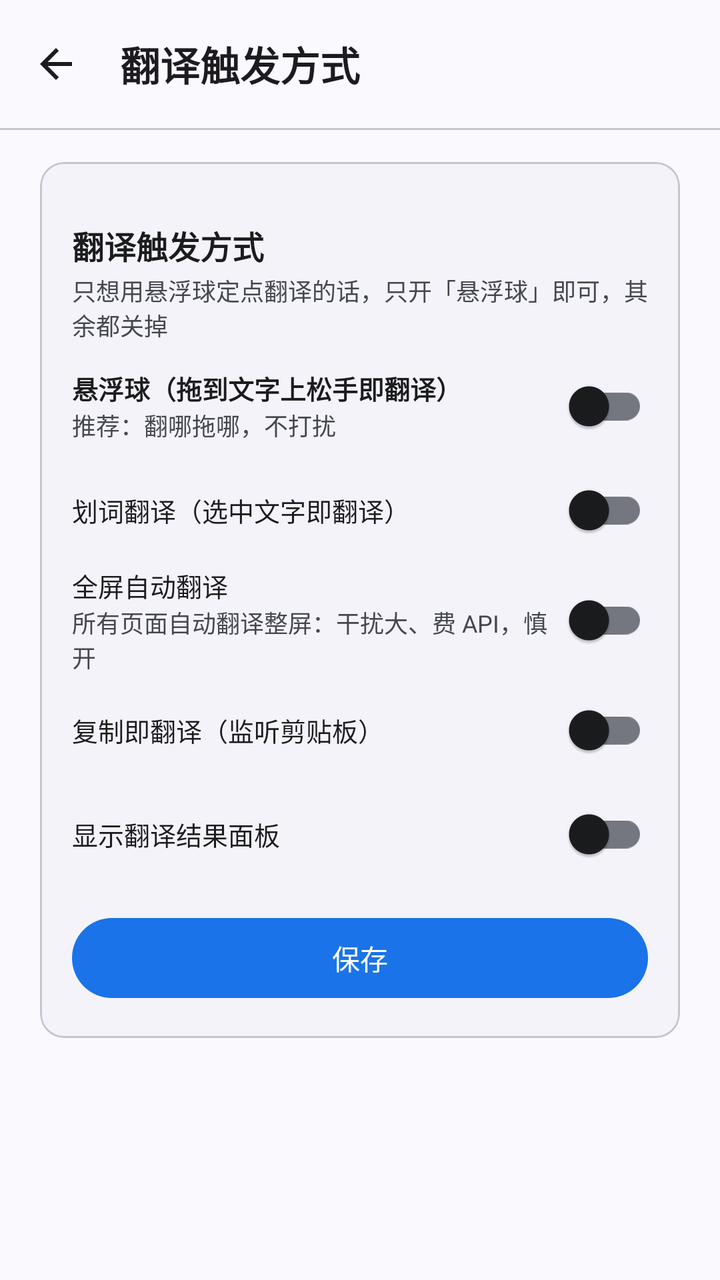
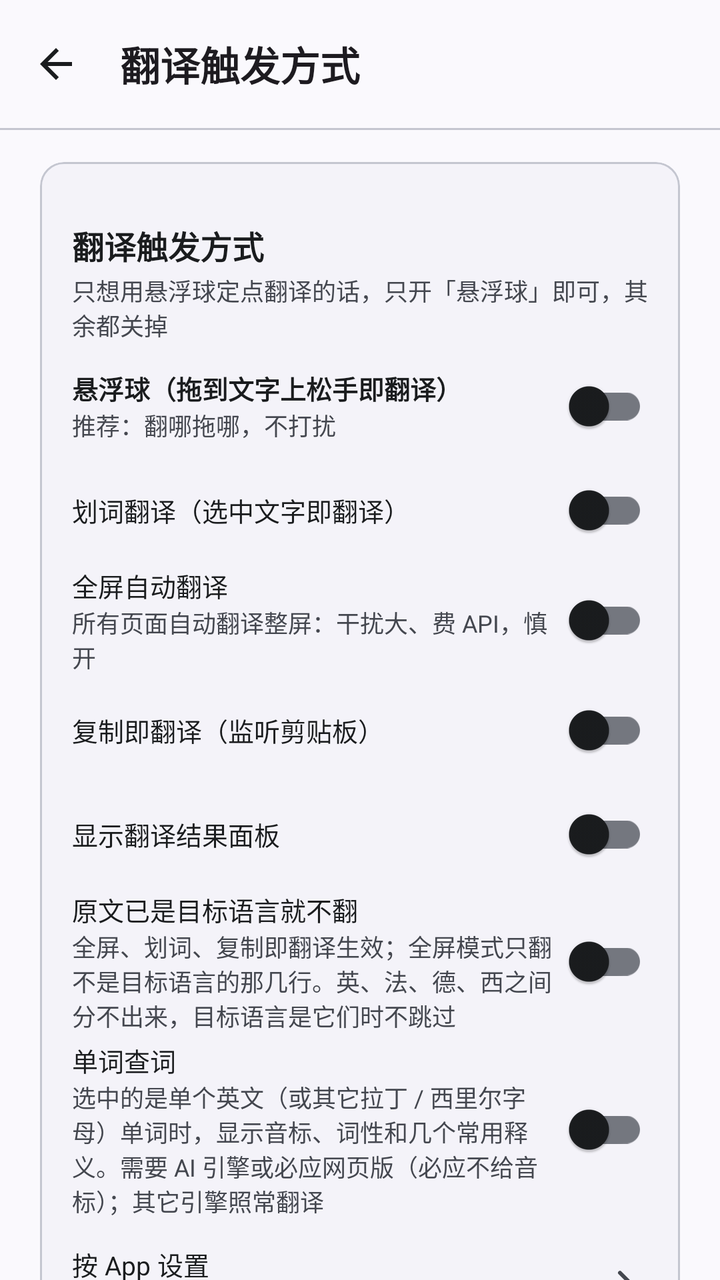

Screens rendered from an Android XML layout before and after an edit, with the pre-edit source and the edit as a unified diff.
<!-- AndroidManifest.xml: application theme Theme.ScreenTranslator -->
<!-- res/layout/activity_trigger_settings.xml -->
<?xml version="1.0" encoding="utf-8"?>
<LinearLayout xmlns:android="http://schemas.android.com/apk/res/android"
    xmlns:app="http://schemas.android.com/apk/res-auto"
    android:layout_width="match_parent"
    android:layout_height="match_parent"
    android:background="?attr/colorSurface"
    android:orientation="vertical">

    
    <com.google.android.material.appbar.MaterialToolbar
        android:id="@+id/topAppBar"
        style="@style/Widget.ScreenTranslator.Toolbar"
        android:layout_width="match_parent"
        android:layout_height="?attr/actionBarSize"
        app:navigationIcon="@drawable/ic_arrow_back"
        app:navigationContentDescription="@string/common_btn_back_content_description"
        app:title="@string/common_t06" />

    <com.google.android.material.divider.MaterialDivider
        style="@style/Widget.ScreenTranslator.Divider"
        android:layout_width="match_parent"
        android:layout_height="1dp" />

    <androidx.core.widget.NestedScrollView
        android:layout_width="match_parent"
        android:layout_height="match_parent"
        android:fillViewport="true">

        <LinearLayout
            android:layout_width="match_parent"
            android:layout_height="wrap_content"
            android:orientation="vertical"
            android:paddingHorizontal="20dp"
            android:paddingTop="16dp"
            android:paddingBottom="20dp">

        <com.google.android.material.card.MaterialCardView
            android:layout_width="match_parent"
            android:layout_height="wrap_content"
            app:cardCornerRadius="@dimen/md_card_radius"
            app:cardElevation="0dp"
            app:cardBackgroundColor="?attr/colorSurfaceContainerLow">

            <LinearLayout
                android:layout_width="match_parent"
                android:layout_height="wrap_content"
                android:orientation="vertical"
                android:padding="16dp">
                <TextView
                    android:layout_width="wrap_content"
                    android:layout_height="wrap_content"
                    android:layout_marginTop="14dp"
                    android:text="@string/common_t06"
                    android:textColor="?attr/colorOnSurface"
                    android:textSize="16sp"
                    android:textStyle="bold" />

                <TextView
                    android:layout_width="match_parent"
                    android:layout_height="wrap_content"
                    android:layout_marginTop="2dp"
                    android:text="@string/trigger_settings_t03"
                    android:textColor="?attr/colorOnSurfaceVariant"
                    android:textSize="12sp" />

                <LinearLayout
                    android:layout_width="match_parent"
                    android:layout_height="wrap_content"
                    android:layout_marginTop="8dp"
                    android:orientation="horizontal"
                    android:gravity="center_vertical">

                    <LinearLayout
                        android:layout_width="0dp"
                        android:layout_height="wrap_content"
                        android:layout_weight="1"
                        android:orientation="vertical">

                        <TextView
                            android:layout_width="wrap_content"
                            android:layout_height="wrap_content"
                            android:text="@string/trigger_settings_t05"
                            android:textColor="?attr/colorOnSurface"
                            android:textSize="13sp"
                            android:textStyle="bold" />

                        <TextView
                            android:layout_width="wrap_content"
                            android:layout_height="wrap_content"
                            android:text="@string/trigger_settings_t07"
                            android:textColor="?attr/colorOnSurfaceVariant"
                            android:textSize="12sp" />
                    </LinearLayout>

                    <com.google.android.material.switchmaterial.SwitchMaterial
                        android:id="@+id/swFloatingBall"
                        android:layout_width="wrap_content"
                        android:layout_height="wrap_content" />
                </LinearLayout>

                <LinearLayout
                    android:layout_width="match_parent"
                    android:layout_height="wrap_content"
                    android:layout_marginTop="4dp"
                    android:orientation="horizontal"
                    android:gravity="center_vertical">

                    <LinearLayout
                        android:layout_width="0dp"
                        android:layout_height="wrap_content"
                        android:layout_weight="1"
                        android:orientation="vertical">

                        <TextView
                            android:layout_width="wrap_content"
                            android:layout_height="wrap_content"
                            android:text="@string/trigger_settings_t02"
                            android:textColor="?attr/colorOnSurface"
                            android:textSize="13sp" />
                    </LinearLayout>

                    <com.google.android.material.switchmaterial.SwitchMaterial
                        android:id="@+id/swSelectionTranslate"
                        android:layout_width="wrap_content"
                        android:layout_height="wrap_content" />
                </LinearLayout>

                <LinearLayout
                    android:layout_width="match_parent"
                    android:layout_height="wrap_content"
                    android:layout_marginTop="4dp"
                    android:orientation="horizontal"
                    android:gravity="center_vertical">

                    <LinearLayout
                        android:layout_width="0dp"
                        android:layout_height="wrap_content"
                        android:layout_weight="1"
                        android:orientation="vertical">

                        <TextView
                            android:layout_width="wrap_content"
                            android:layout_height="wrap_content"
                            android:text="@string/trigger_settings_t01"
                            android:textColor="?attr/colorOnSurface"
                            android:textSize="13sp" />

                        <TextView
                            android:layout_width="wrap_content"
                            android:layout_height="wrap_content"
                            android:text="@string/trigger_settings_t06"
                            android:textColor="?attr/colorOnSurfaceVariant"
                            android:textSize="12sp" />
                    </LinearLayout>

                    <com.google.android.material.switchmaterial.SwitchMaterial
                        android:id="@+id/swAutoTranslate"
                        android:layout_width="wrap_content"
                        android:layout_height="wrap_content" />
                </LinearLayout>

                <LinearLayout
                    android:layout_width="match_parent"
                    android:layout_height="wrap_content"
                    android:layout_marginTop="4dp"
                    android:orientation="horizontal"
                    android:gravity="center_vertical">

                    <TextView
                        android:layout_width="0dp"
                        android:layout_height="wrap_content"
                        android:layout_weight="1"
                        android:text="@string/trigger_settings_t04"
                        android:textColor="?attr/colorOnSurface"
                        android:textSize="13sp" />

                    <com.google.android.material.switchmaterial.SwitchMaterial
                        android:id="@+id/swClipboardTranslate"
                        android:layout_width="wrap_content"
                        android:layout_height="wrap_content" />
                </LinearLayout>

                <LinearLayout
                    android:layout_width="match_parent"
                    android:layout_height="wrap_content"
                    android:layout_marginTop="4dp"
                    android:orientation="horizontal"
                    android:gravity="center_vertical">

                    <TextView
                        android:layout_width="0dp"
                        android:layout_height="wrap_content"
                        android:layout_weight="1"
                        android:text="@string/trigger_settings_t08"
                        android:textColor="?attr/colorOnSurface"
                        android:textSize="13sp" />

                    <com.google.android.material.switchmaterial.SwitchMaterial
                        android:id="@+id/swOverlay"
                        android:layout_width="wrap_content"
                        android:layout_height="wrap_content" />
                </LinearLayout>
        <com.google.android.material.button.MaterialButton
            android:id="@+id/btnSave"
            android:layout_width="match_parent"
            android:layout_height="wrap_content"
            android:layout_marginTop="14dp"
            android:text="@string/common_btn_save"
            android:textSize="14sp" />

            </LinearLayout>
        </com.google.android.material.card.MaterialCardView>

    </LinearLayout>
    </androidx.core.widget.NestedScrollView>
</LinearLayout>
<!-- resources referenced by this layout -->
<resources>
  <dimen name="md_card_radius">@dimen/md_corner_md</dimen>
  <string name="common_btn_back_content_description">返回</string>
  <string name="common_btn_save">保存</string>
  <string name="common_t06">翻译触发方式</string>
  <string name="trigger_settings_t01">全屏自动翻译</string>
  <string name="trigger_settings_t02">划词翻译（选中文字即翻译）</string>
  <string name="trigger_settings_t03">只想用悬浮球定点翻译的话，只开「悬浮球」即可，其余都关掉</string>
  <string name="trigger_settings_t04">复制即翻译（监听剪贴板）</string>
  <string name="trigger_settings_t05">悬浮球（拖到文字上松手即翻译）</string>
  <string name="trigger_settings_t06">所有页面自动翻译整屏：干扰大、费 API，慎开</string>
  <string name="trigger_settings_t07">推荐：翻哪拖哪，不打扰</string>
  <string name="trigger_settings_t08">显示翻译结果面板</string>
  <style name="Widget.ScreenTranslator.Divider" parent="Widget.Material3.MaterialDivider">
          
          <item name="dividerColor">?attr/colorOutlineVariant</item>
      </style>
  <dimen name="md_corner_md">12dp</dimen>
  <color name="md_on_surface">#1A1C1E</color>
  <style name="TextAppearance.ScreenTranslator.AppBarTitle" parent="TextAppearance.Material3.TitleLarge">
          <item name="android:textSize">20sp</item>
          <item name="android:textStyle">bold</item>
      </style>
  <color name="md_primary">#1A73E8</color>
  <color name="md_on_primary">#FFFFFF</color>
  <color name="md_primary_container">#D3E3FD</color>
  <color name="md_on_primary_container">#041E49</color>
  <color name="md_inverse_primary">#A8C7FA</color>
  <color name="md_secondary">#545F71</color>
  <color name="md_on_secondary">#FFFFFF</color>
  <color name="md_secondary_container">#D8E2F6</color>
  <color name="md_on_secondary_container">#111C2B</color>
  <color name="md_tertiary">#6E5C8E</color>
  <color name="md_on_tertiary">#FFFFFF</color>
  <color name="md_tertiary_container">#EDDCFC</color>
  <color name="md_on_tertiary_container">#281645</color>
  <color name="md_error">#B3261E</color>
  <color name="md_on_error">#FFFFFF</color>
  <color name="md_error_container">#F9DEDC</color>
  <color name="md_on_error_container">#410E0B</color>
  <color name="md_surface">#FAF9FD</color>
  <color name="md_surface_variant">#E1E2EC</color>
  <color name="md_on_surface_variant">#44474F</color>
  <color name="md_inverse_surface">#2F3033</color>
  <color name="md_inverse_on_surface">#F1F0F4</color>
  <color name="md_surface_container_lowest">#FFFFFF</color>
  <color name="md_surface_container_low">#F4F3F9</color>
  <color name="md_surface_container">#EFEEF4</color>
  <color name="md_surface_container_high">#E9E8EF</color>
  <color name="md_surface_container_highest">#E3E2E9</color>
  <color name="md_outline">#74777F</color>
  <color name="md_outline_variant">#C4C6D0</color>
  <!-- unchanged entries left out for length: 3 -->
</resources>

<!-- the commit's change to res/layout/activity_trigger_settings.xml (unified diff, before → after) -->
@@ -200,6 +200,117 @@
                         android:layout_width="wrap_content"
                         android:layout_height="wrap_content" />
                 </LinearLayout>
+
+                
+                <LinearLayout
+                    android:layout_width="match_parent"
+                    android:layout_height="wrap_content"
+                    android:layout_marginTop="4dp"
+                    android:orientation="horizontal"
+                    android:gravity="center_vertical">
+
+                    <LinearLayout
+                        android:layout_width="0dp"
+                        android:layout_height="wrap_content"
+                        android:layout_weight="1"
+                        android:orientation="vertical">
+
+                        <TextView
+                            android:layout_width="wrap_content"
+                            android:layout_height="wrap_content"
+                            android:text="@string/trigger_skip_same_title"
+                            android:textColor="?attr/colorOnSurface"
+                            android:textSize="13sp" />
+
+                        <TextView
+                            android:layout_width="wrap_content"
+                            android:layout_height="wrap_content"
+                            android:text="@string/trigger_skip_same_desc"
+                            android:textColor="?attr/colorOnSurfaceVariant"
+                            android:textSize="12sp" />
+                    </LinearLayout>
+
+                    <com.google.android.material.switchmaterial.SwitchMaterial
+                        android:id="@+id/swSkipSameLanguage"
+                        android:layout_width="wrap_content"
+                        android:layout_height="wrap_content" />
+                </LinearLayout>
+
+                
+                <LinearLayout
+                    android:layout_width="match_parent"
+                    android:layout_height="wrap_content"
+                    android:layout_marginTop="4dp"
+                    android:orientation="horizontal"
+                    android:gravity="center_vertical">
+
+                    <LinearLayout
+                        android:layout_width="0dp"
+                        android:layout_height="wrap_content"
+                        android:layout_weight="1"
+                        android:orientation="vertical">
+
+                        <TextView
+                            android:layout_width="wrap_content"
+                            android:layout_height="wrap_content"
+                            android:text="@string/trigger_dict_title"
+                            android:textColor="?attr/colorOnSurface"
+                            android:textSize="13sp" />
+
+                        <TextView
+                            android:layout_width="wrap_content"
+                            android:layout_height="wrap_content"
+                            android:text="@string/trigger_dict_desc"
+                            android:textColor="?attr/colorOnSurfaceVariant"
+                            android:textSize="12sp" />
+                    </LinearLayout>
+
+                    <com.google.android.material.switchmaterial.SwitchMaterial
+                        android:id="@+id/swDictionary"
+                        android:layout_width="wrap_content"
+                        android:layout_height="wrap_content" />
+                </LinearLayout>
+
+                
+                <LinearLayout
+                    android:id="@+id/rowAppFilter"
+                    android:layout_width="match_parent"
+                    android:layout_height="wrap_content"
+                    android:layout_marginTop="8dp"
+                    android:background="?attr/selectableItemBackground"
+                    android:gravity="center_vertical"
+                    android:minHeight="48dp"
+                    android:orientation="horizontal">
+
+                    <LinearLayout
+                        android:layout_width="0dp"
+                        android:layout_height="wrap_content"
+                        android:layout_weight="1"
+                        android:orientation="vertical">
+
+                        <TextView
+                            android:layout_width="wrap_content"
+                            android:layout_height="wrap_content"
+                            android:text="@string/trigger_app_filter_title"
+                            android:textColor="?attr/colorOnSurface"
+                            android:textSize="13sp" />
+
+                        <TextView
+                            android:id="@+id/tvAppFilterSummary"
+                            android:layout_width="wrap_content"
+                            android:layout_height="wrap_content"
+                            android:text="@string/app_filter_summary_off"
+                            android:textColor="?attr/colorOnSurfaceVariant"
+                            android:textSize="12sp" />
+                    </LinearLayout>
+
+                    <ImageView
+                        android:layout_width="24dp"
+                        android:layout_height="24dp"
+                        android:contentDescription="@null"
+                        android:src="@drawable/ic_chevron_right"
+                        app:tint="?attr/colorOnSurfaceVariant" />
+                </LinearLayout>
         <com.google.android.material.button.MaterialButton
             android:id="@+id/btnSave"
             android:layout_width="match_parent"
<!-- resource entries referenced after the edit -->
@@ -1,9 +1,24 @@
 <!-- resources referenced by this layout -->
 <resources>
   <dimen name="md_card_radius">@dimen/md_corner_md</dimen>
+  <!-- drawable ic_chevron_right (drawable) -->
+  <?xml version="1.0" encoding="utf-8"?>
+  <vector xmlns:android="http://schemas.android.com/apk/res/android"
+      android:width="24dp"
+      android:height="24dp"
+      android:viewportWidth="24"
+      android:viewportHeight="24">
+      <path
+          android:fillColor="@color/md_on_surface_variant"
+          android:pathData="M9.29,6.71a0.996,0.996 0,0 0,0 1.41L13.17,12l-3.88,3.88a0.996,0.996 0,1 0,1.41 1.41l4.59,-4.59a0.996,0.996 0,0 0,0 -1.41L10.7,6.71a0.996,0.996 0,0 0,-1.41 0z" />
+  </vector>
+  <string name="app_filter_summary_off">不限制</string>
   <string name="common_btn_back_content_description">返回</string>
   <string name="common_btn_save">保存</string>
   <string name="common_t06">翻译触发方式</string>
+  <string name="trigger_app_filter_title">按 App 设置</string>
+  <string name="trigger_dict_desc">选中的是单个英文（或其它拉丁 / 西里尔字母）单词时，显示音标、词性和几个常用释义。需要 AI 引擎或必应网页版（必应不给音标）；其它引擎照常翻译</string>
+  <string name="trigger_dict_title">单词查词</string>
   <string name="trigger_settings_t01">全屏自动翻译</string>
   <string name="trigger_settings_t02">划词翻译（选中文字即翻译）</string>
   <string name="trigger_settings_t03">只想用悬浮球定点翻译的话，只开「悬浮球」即可，其余都关掉</string>
@@ -12,6 +27,8 @@
   <string name="trigger_settings_t06">所有页面自动翻译整屏：干扰大、费 API，慎开</string>
   <string name="trigger_settings_t07">推荐：翻哪拖哪，不打扰</string>
   <string name="trigger_settings_t08">显示翻译结果面板</string>
+  <string name="trigger_skip_same_desc">全屏、划词、复制即翻译生效；全屏模式只翻不是目标语言的那几行。英、法、德、西之间分不出来，目标语言是它们时不跳过</string>
+  <string name="trigger_skip_same_title">原文已是目标语言就不翻</string>
   <style name="Widget.ScreenTranslator.Divider" parent="Widget.Material3.MaterialDivider">
           
           <item name="dividerColor">?attr/colorOutlineVariant</item>
